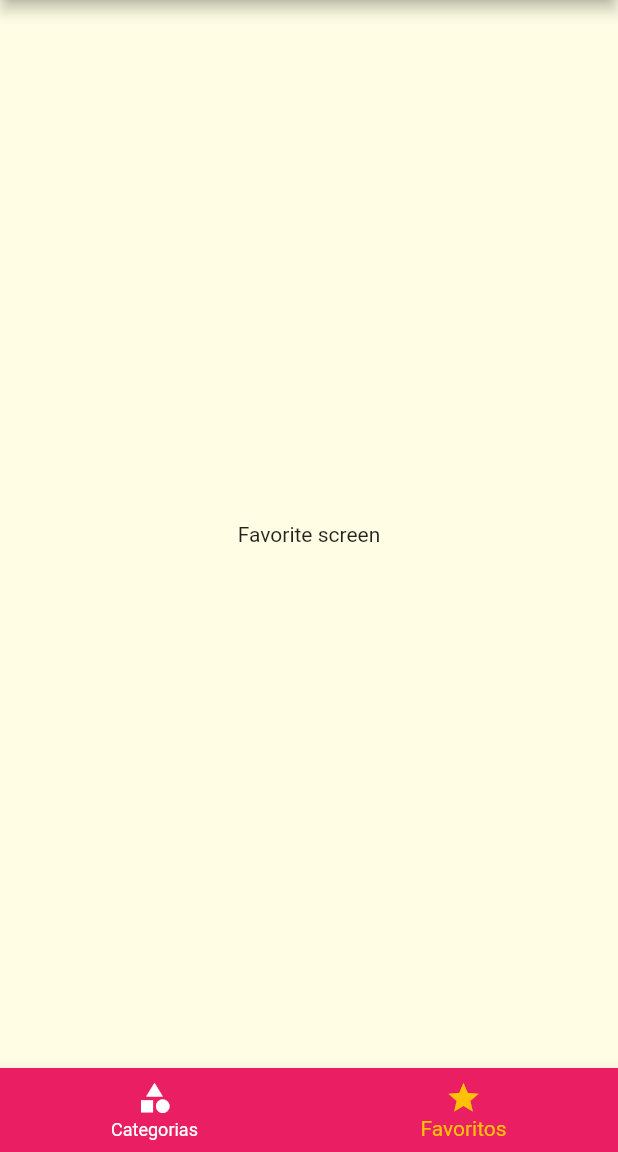
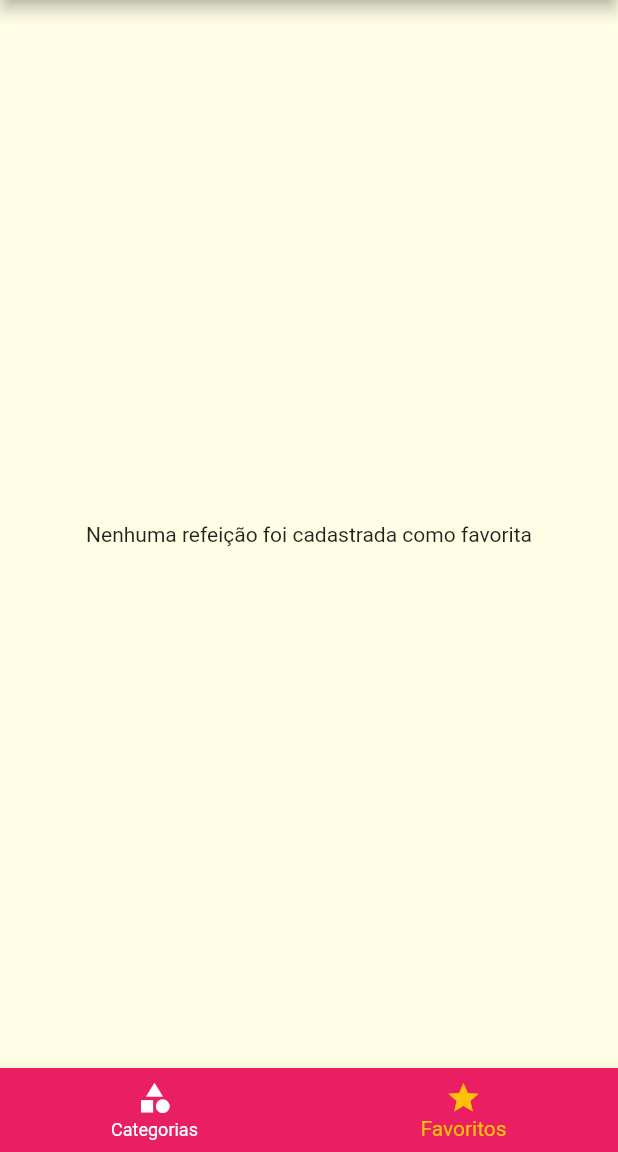
Before and after one commit to wanderaraujo/flutter-meals-app, a Flutter app: the screen it shows after launch, item 2 of the bottom bar chosen, on a phone screen of 412 x 824 dp, the part 84-1236 px from its top. Run offline on Flutter 3.47's test engine with Material 2 defaults, Android fonts, the phone set to English and light mode, and no system bars.

Commit message:
Add function favorite meal and favorite screen

```diff
--- a/lib/main.dart
+++ b/lib/main.dart
@@ -17,21 +17,36 @@ class MyApp extends StatefulWidget {
 }
 
 class _MyAppState extends State<MyApp> {
-
   Settings settings = Settings();
   List<Meal> _avaibleMeals = DUMMY_MEALS;
+  List<Meal> _favoriteMeals = [];
 
-  void _filterMeals(Settings settings){
+  void _filterMeals(Settings settings) {
     setState(() {
       this.settings = settings;
-      _avaibleMeals = DUMMY_MEALS.where((meal){
-        final filterGluten = settings.isGlutenFree && ! meal.isGlutenFree;
-        final filterLactose = settings.isLactoseFree && ! meal.isLactoseFree;
-        final filterVegan = settings.isVegan && ! meal.isVegan;
-        final filterVegetarian = settings.isVegetarian && ! meal.isVegetarian;
-        return !filterGluten && !filterLactose && !filterVegan && !filterVegetarian;
+      _avaibleMeals = DUMMY_MEALS.where((meal) {
+        final filterGluten = settings.isGlutenFree && !meal.isGlutenFree;
+        final filterLactose = settings.isLactoseFree && !meal.isLactoseFree;
+        final filterVegan = settings.isVegan && !meal.isVegan;
+        final filterVegetarian = settings.isVegetarian && !meal.isVegetarian;
+        return !filterGluten &&
+            !filterLactose &&
+            !filterVegan &&
+            !filterVegetarian;
       }).toList();
     });
+  }
+
+  void _toogleFavorite(Meal meal) {
+    setState(() {
+      _favoriteMeals.contains(meal)
+          ? _favoriteMeals.remove(meal)
+          : _favoriteMeals.add(meal);
+    });
+  }
+
+  bool isFavorite(Meal meal) {
+    return _favoriteMeals.contains(meal);
   }
 
   @override
@@ -44,21 +59,22 @@ class _MyAppState extends State<MyApp> {
         fontFamily: 'Raleway',
         canvasColor: Color.fromRGBO(255, 254, 229, 1),
         textTheme: ThemeData.light().textTheme.copyWith(
-          headline6: TextStyle(
-            fontSize: 20,
-            fontFamily: 'RobotoCondensed'
-          )
-        )
+              headline6: TextStyle(
+                fontSize: 20,
+                fontFamily: 'RobotoCondensed',
+              ),
+            ),
       ),
       routes: {
         // AppRoutes.HOME: (ctx) => CategoriesScreen(),
         // AppRoutes.HOME: (ctx) => TopTabsScreen(),
-        AppRoutes.HOME: (ctx) => BottomTabsScreen(),
-        AppRoutes.CATEGORIES_MEALS: (ctx) => CategoriesMealsScreen(_avaibleMeals),
-        AppRoutes.MEAL_DETAIL: (ctx) => MealDetailScreen(),
+        AppRoutes.HOME: (ctx) => BottomTabsScreen(_favoriteMeals),
+        AppRoutes.CATEGORIES_MEALS: (ctx) =>
+            CategoriesMealsScreen(_avaibleMeals),
+        AppRoutes.MEAL_DETAIL: (ctx) =>
+            MealDetailScreen(_toogleFavorite, isFavorite),
         AppRoutes.SETTINGS: (ctx) => SettingsScreen(settings, _filterMeals)
       },
-
     );
   }
 }
--- a/lib/screens/bottom_tabs_screen.dart
+++ b/lib/screens/bottom_tabs_screen.dart
@@ -1,20 +1,36 @@
 import 'package:flutter/material.dart';
 import 'package:meals/components/main_drawer.dart';
+import 'package:meals/models/meal.dart';
 import 'package:meals/screens/categories_screen.dart';
 import 'package:meals/screens/favorite_screen.dart';
 
 class BottomTabsScreen extends StatefulWidget {
+  final List<Meal> _favoriteMeals;
+
+  const BottomTabsScreen(this._favoriteMeals);
+
   @override
   _BottomTabsScreenState createState() => _BottomTabsScreenState();
 }
 
 class _BottomTabsScreenState extends State<BottomTabsScreen> {
   int _selectedScreenIndex = 0;
+  List<Map<String, Object>> _screens;
 
-  final List<Map<String, Object>> _screens = [
-    {'title': 'Lista de Categorias', 'screen': CategoriesScreen()},
-    {'title': 'Meus Favoritos', 'screen': FavoriteScreen()},
-  ];
+  @override
+  void initState() {
+    super.initState();
+    _screens = [
+      {
+        'title': 'Lista de Categorias',
+        'screen': CategoriesScreen(),
+      },
+      {
+        'title': 'Meus Favoritos',
+        'screen': FavoriteScreen(widget._favoriteMeals),
+      },
+    ];
+  }
 
   _selectScreen(int index) {
     setState(() {
--- a/lib/screens/favorite_screen.dart
+++ b/lib/screens/favorite_screen.dart
@@ -1,10 +1,25 @@
 import 'package:flutter/material.dart';
+import 'package:meals/components/meal_item.dart';
+import 'package:meals/models/meal.dart';
 
 class FavoriteScreen extends StatelessWidget {
+  final List<Meal> _favoriteMeals;
+
+  const FavoriteScreen(this._favoriteMeals);
+
   @override
   Widget build(BuildContext context) {
-    return Center(
-      child: Text('Favorite screen'),
-    );
+    if (_favoriteMeals.isEmpty) {
+      return Center(
+        child: Text('Nenhuma refeição foi cadastrada como favorita'),
+      );
+    } else {
+      return ListView.builder(
+        itemCount: _favoriteMeals.length,
+        itemBuilder: (ctx, index){
+          return MealItem(_favoriteMeals[index]);
+        },
+      );
+    }
   }
 }
--- a/lib/screens/top_tabs_screen.dart
+++ b/lib/screens/top_tabs_screen.dart
@@ -26,7 +26,7 @@ class TopTabsScreen extends StatelessWidget {
         body: TabBarView(
           children: [
             CategoriesScreen(),
-            FavoriteScreen()
+            FavoriteScreen(null)
           ],
         ),
       ),
```
Also changed, not shown: lib/screens/meal_detail_screen.dart (+8 -2 lines).
